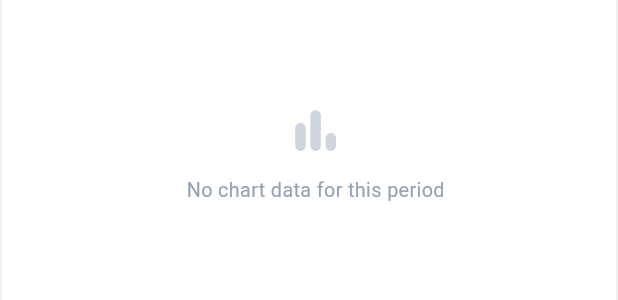
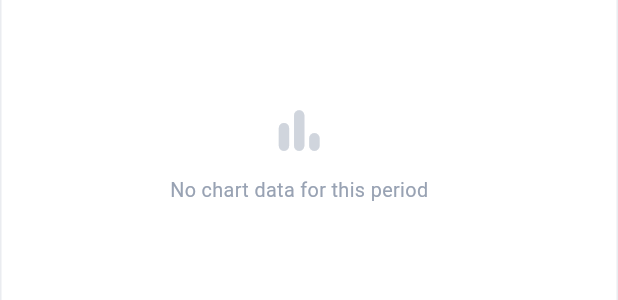
Before and after one commit to Md-sourov-hasan/saifsyn, a Flutter app: the _ChartCard widget shown alone on an empty page, opened directly with empty values, on a phone screen of 412 x 824 dp. Shown: the part 292-592 px from the top of the screen. Run offline on Flutter 3.47's test engine with Material 3 defaults, Android fonts, the light colour scheme and no system bars; our stand-ins replace fl_chart, flutter_screenutil, get, google_fonts, logger, lucide_icons and 2 more; missing offline and left inert: webview_flutter_android; accounts and stored records are empty; network calls fail; project files that could hold a hidden picture were left out.

Commit message:
feat: wrap analysis button in Obx, adjust chart padding, and update project dependencies

```diff
--- a/lib/features/ai_analysis/widgets/ai_analysis_screen_widgets.dart
+++ b/lib/features/ai_analysis/widgets/ai_analysis_screen_widgets.dart
@@ -120,7 +120,7 @@ class AiAnalysisTopHero extends StatelessWidget {
               SizedBox(
                 width: isCompact ? double.infinity : 140.w,
                 height: isMobile ? 50.h : 52.h,
-                child: ElevatedButton(
+                child: Obx(() => ElevatedButton(
                   onPressed: controller.isSearching ? null : controller.analyze,
                   style: ElevatedButton.styleFrom(
                     backgroundColor: const Color(0xFF7B61FF),
@@ -146,7 +146,7 @@ class AiAnalysisTopHero extends StatelessWidget {
                             fontWeight: FontWeight.w700,
                           ),
                         ),
-                ),
+                )),
               ),
             ],
           ),
@@ -946,7 +946,7 @@ class _ChartCard extends StatelessWidget {
             Padding(
               padding: EdgeInsets.only(
                 left: isMobile ? 6.w : 8.w,
-                right: 0, // 0 padding on the right to stretch chart line to extreme right edge
+                right: isMobile ? 16.w : 20.w,
               ),
               child: SizedBox(
                 height: isMobile ? 240.h : 300.h,
```
Also changed, not shown: pubspec.lock.
